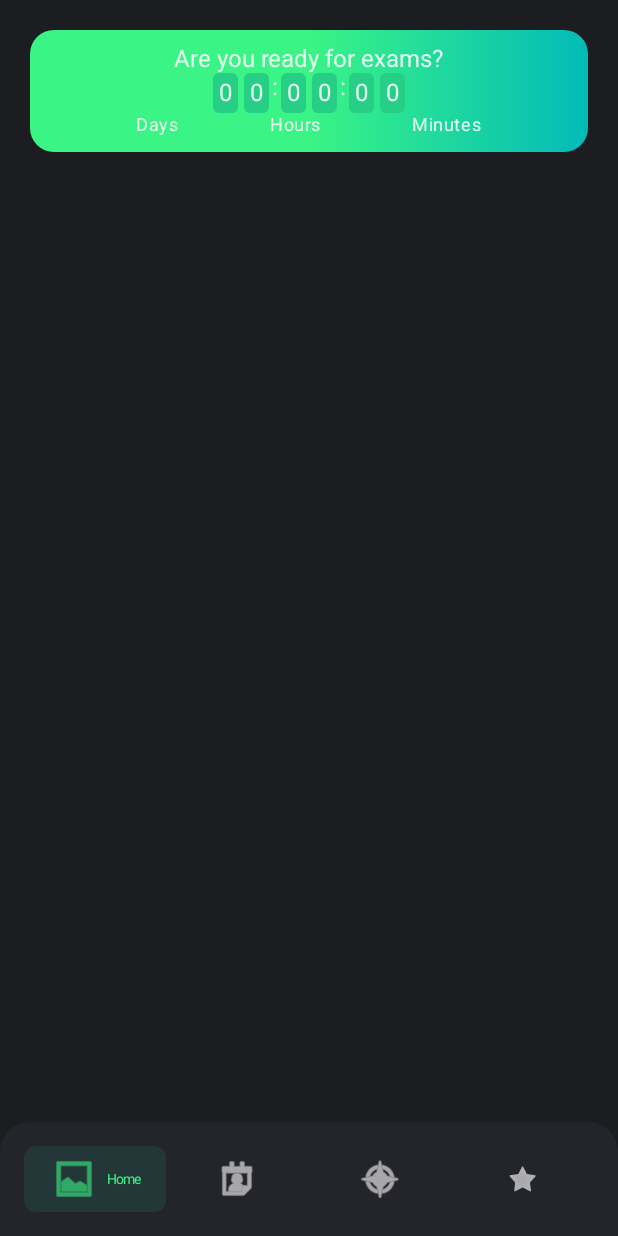
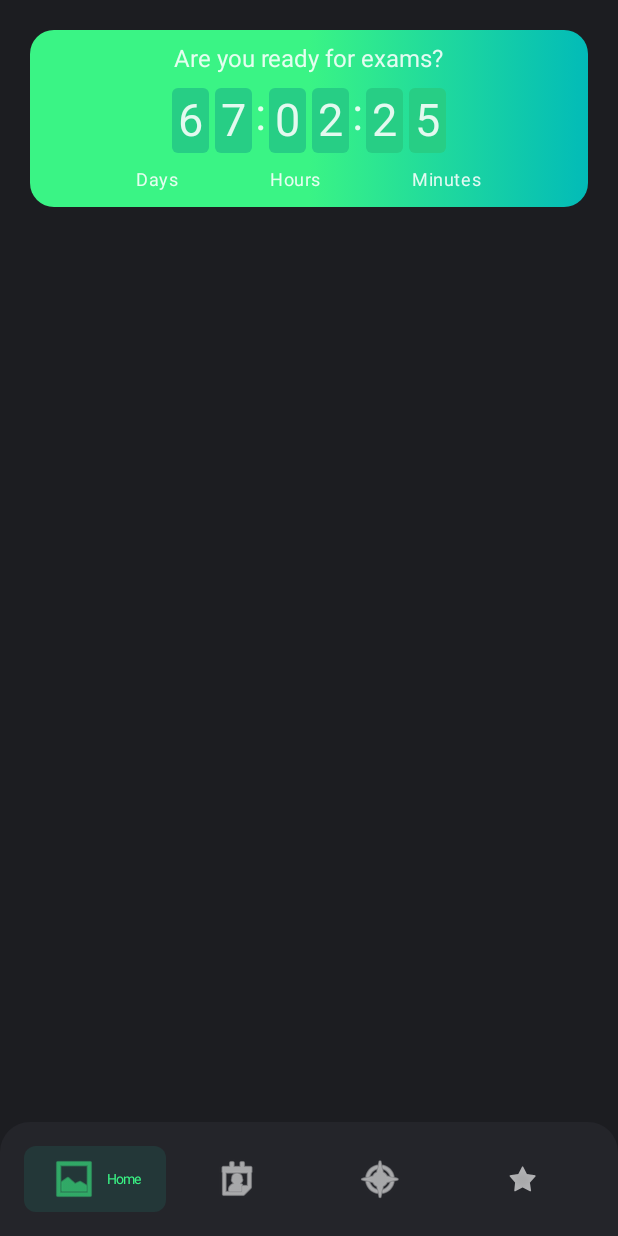
Before and after one commit to zamyatinmn/School-helper, an Android app built with Jetpack Compose: the screen it shows after launch (MainActivity), on a phone screen of 412 x 824 dp. Run offline under Robolectric (Android 15) with nearby library versions, the phone set to English and light mode, and no system bars.

```diff
--- a/app/build.gradle
+++ b/app/build.gradle
@@ -26,6 +26,8 @@ android {
         }
     }
     compileOptions {
+        coreLibraryDesugaringEnabled true
+
         sourceCompatibility JavaVersion.VERSION_1_8
         targetCompatibility JavaVersion.VERSION_1_8
     }
@@ -46,6 +48,7 @@ android {
 }
 
 dependencies {
+    coreLibraryDesugaring 'com.android.tools:desugar_jdk_libs:1.1.5'
 
     implementation 'androidx.core:core-ktx:1.7.0'
     implementation "androidx.compose.ui:ui:$compose_version"
--- a/app/src/main/java/com/example/schoolhelper/ui/HomeScreen.kt
+++ b/app/src/main/java/com/example/schoolhelper/ui/HomeScreen.kt
@@ -5,27 +5,42 @@ import androidx.compose.foundation.layout.*
 import androidx.compose.material.MaterialTheme
 import androidx.compose.material.Text
 import androidx.compose.runtime.Composable
+import androidx.compose.runtime.getValue
+import androidx.compose.runtime.mutableStateOf
+import androidx.compose.runtime.remember
 import androidx.compose.ui.Alignment
 import androidx.compose.ui.Modifier
 import androidx.compose.ui.draw.clip
 import androidx.compose.ui.graphics.Brush
+import androidx.compose.ui.res.stringResource
 import androidx.compose.ui.tooling.preview.Preview
 import androidx.compose.ui.unit.dp
+import androidx.compose.ui.unit.sp
+import com.example.schoolhelper.R
 import com.example.schoolhelper.ui.theme.Greenn
 import com.example.schoolhelper.ui.theme.NumberBoxColor
 import com.example.schoolhelper.ui.theme.SchoolHelperTheme
 import com.example.schoolhelper.ui.theme.SpringGreen
+import java.time.LocalDateTime
+import java.time.ZoneOffset
 
 @Composable
 fun HomeScreen(modifier: Modifier = Modifier) {
     Column(modifier = modifier.padding(20.dp), horizontalAlignment = Alignment.CenterHorizontally) {
-        TimerView(Modifier.fillMaxWidth())
+        TimerView(Modifier.fillMaxWidth(), LocalDateTime.of(2022, 7, 30, 12, 55))
     }
 }
 
 
 @Composable
-fun TimerView(modifier: Modifier = Modifier) {
+fun TimerView(modifier: Modifier = Modifier, dateTo: LocalDateTime) {
+    val now = LocalDateTime.now()
+    val diff = dateTo.toEpochSecond(ZoneOffset.UTC) - now.toEpochSecond(ZoneOffset.UTC)
+
+    val minutes = diff / 60 % 60
+    val hours = diff / 60 / 60 % 24
+    val days = diff / 60 / 60 / 24
+
     Box(
         modifier
             .clip(MaterialTheme.shapes.large)
@@ -33,31 +48,33 @@ fun TimerView(modifier: Modifier = Modifier) {
             .padding(10.dp)
     ) {
         Column(horizontalAlignment = Alignment.CenterHorizontally) {
-            Text(text = "Are you ready for exams?")
-            Row(modifier = Modifier.fillMaxWidth(), horizontalArrangement = Arrangement.Center) {
-                NumberBox(0)
-                NumberBox(0)
-                Text(text = ":")
-                NumberBox(0)
-                NumberBox(0)
-                Text(text = ":")
-                NumberBox(0)
-                NumberBox(0)
+            Text(text = stringResource(R.string.counter_title))
+            Row(modifier = Modifier
+                .fillMaxWidth()
+                .padding(10.dp), horizontalArrangement = Arrangement.Center) {
+                NumberBox(days / 10)
+                NumberBox(days % 10)
+                Text(text = ":", fontSize = 30.sp)
+                NumberBox(hours / 10)
+                NumberBox(hours % 10)
+                Text(text = ":", fontSize = 30.sp)
+                NumberBox(minutes / 10)
+                NumberBox(minutes % 10)
             }
             Row(
                 modifier = Modifier.fillMaxWidth(),
                 horizontalArrangement = Arrangement.SpaceEvenly
             ) {
-                Text(text = "Days", style = MaterialTheme.typography.caption)
-                Text(text = "Hours", style = MaterialTheme.typography.caption)
-                Text(text = "Minutes", style = MaterialTheme.typography.caption)
+                Text(text = stringResource(R.string.days), style = MaterialTheme.typography.caption)
+                Text(text = stringResource(R.string.hours), style = MaterialTheme.typography.caption)
+                Text(text = stringResource(R.string.minutes), style = MaterialTheme.typography.caption)
             }
         }
     }
 }
 
 @Composable
-fun NumberBox(number: Int) {
+fun NumberBox(number: Long) {
     Box(
         Modifier
             .padding(horizontal = 2.dp)
@@ -65,7 +82,7 @@ fun NumberBox(number: Int) {
             .background(NumberBoxColor)
             .padding(4.dp)
     ) {
-        Text(text = number.toString())
+        Text(text = number.toString(), fontSize = 30.sp)
     }
 }
 
@@ -73,6 +90,6 @@ fun NumberBox(number: Int) {
 @Composable
 fun DefaultPreview() {
     SchoolHelperTheme {
-        TimerView()
+        TimerView(dateTo = LocalDateTime.now())
     }
 }
--- a/app/src/main/res/values/strings.xml
+++ b/app/src/main/res/values/strings.xml
@@ -1,3 +1,7 @@
 <resources>
     <string name="app_name">School helper</string>
+    <string name="counter_title">Are you ready for exams?</string>
+    <string name="days">Days</string>
+    <string name="hours">Hours</string>
+    <string name="minutes">Minutes</string>
 </resources>
```
